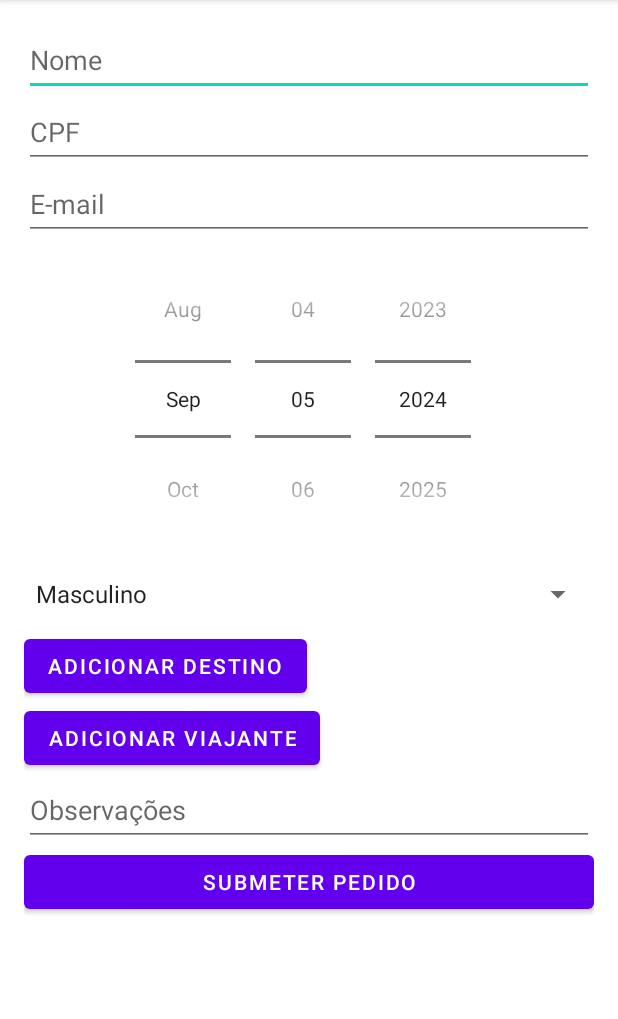
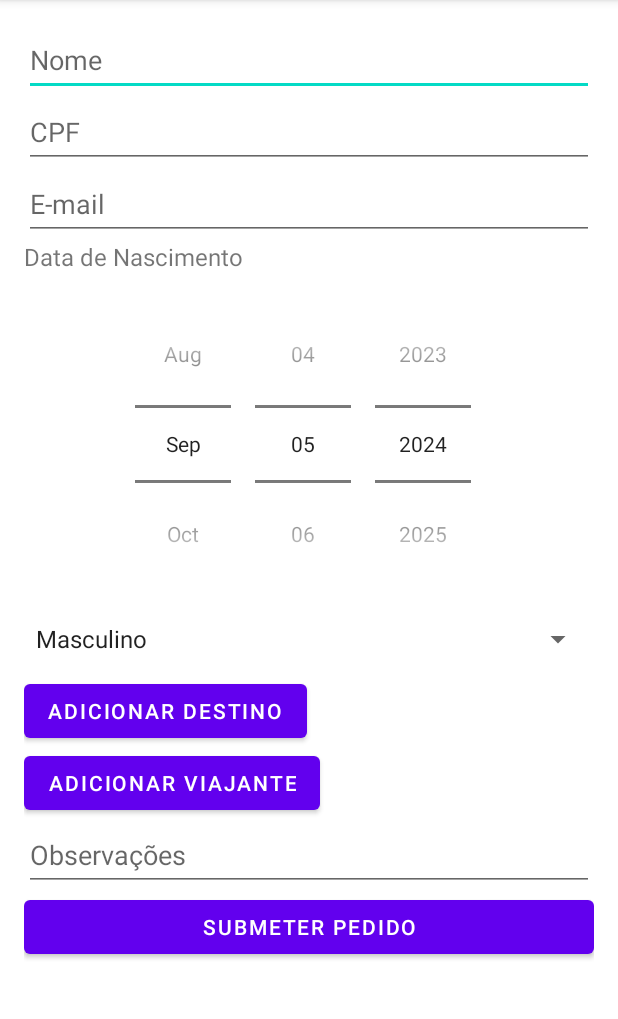
Before and after one commit to RenanFR/Role, an Android app built with Jetpack Compose: the screen it shows after launch (TravelRequestActivity), on a phone screen of 412 x 824 dp, the part 84-1103 px from its top. Run offline under Robolectric (Android 15) with nearby library versions, the phone set to English and light mode, and no system bars.

Commit message:
Add label before date field

```diff
--- a/app/src/main/res/layout/activity_travel_request.xml
+++ b/app/src/main/res/layout/activity_travel_request.xml
@@ -29,12 +29,20 @@
             android:hint="E-mail"
             android:minHeight="48dp" />
 
+        <TextView
+            android:layout_width="wrap_content"
+            android:layout_height="wrap_content"
+            android:layout_marginBottom="8dp"
+            android:text="Data de Nascimento"
+            android:textSize="16sp" />
+
         <DatePicker
             android:id="@+id/birthdate_date_picker"
             android:layout_width="match_parent"
             android:layout_height="wrap_content"
             android:calendarViewShown="false"
             android:datePickerMode="spinner" />
+
 
         <Spinner
             android:id="@+id/gender_spinner"
```
Also changed, not shown: app/src/main/res/layout/traveler_form.xml (+7 -0 lines).
